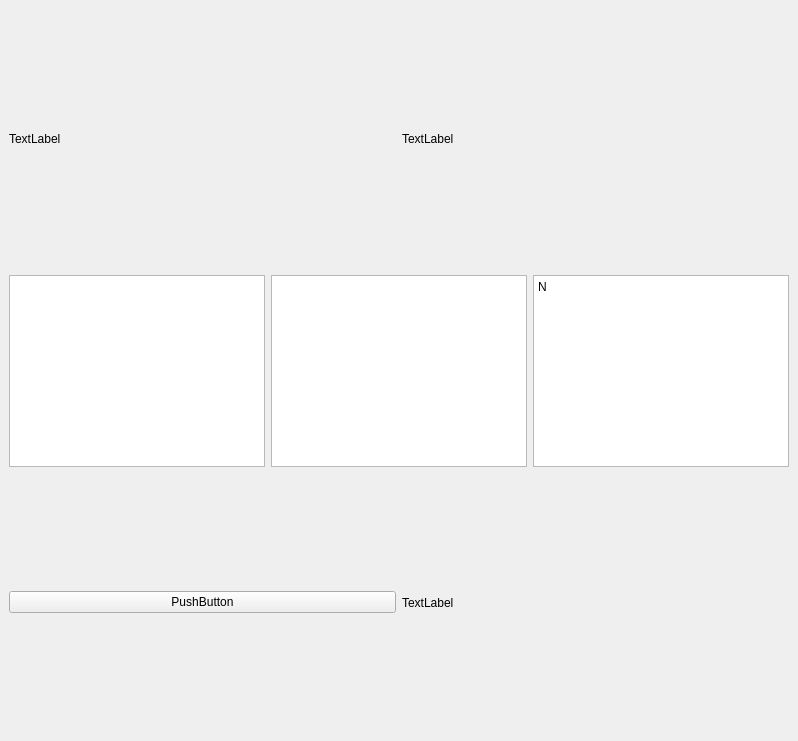
This is Digitize.ui in chenmingjian/cepha_landmark_label_gui as Qt 5 draws it before an edit. The edited form follows.
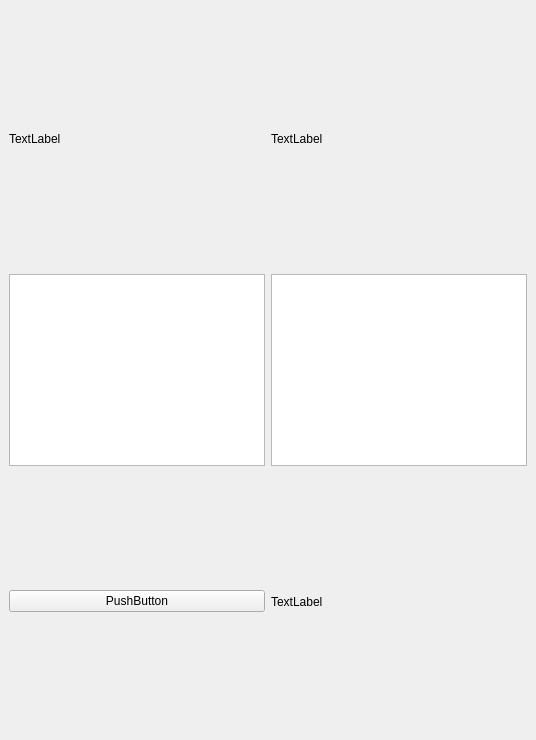
This is the edited form.

Patch:
```diff
--- a/Digitize.ui
+++ b/Digitize.ui
@@ -6,24 +6,23 @@
    <rect>
     <x>0</x>
     <y>0</y>
-    <width>453</width>
-    <height>741</height>
+    <width>337</width>
+    <height>740</height>
    </rect>
   </property>
   <property name="windowTitle">
    <string>MainWindow</string>
   </property>
   <widget class="QWidget" name="centralwidget">
+   <property name="sizePolicy">
+    <sizepolicy hsizetype="Preferred" vsizetype="Preferred">
+     <horstretch>0</horstretch>
+     <verstretch>0</verstretch>
+    </sizepolicy>
+   </property>
    <layout class="QVBoxLayout" name="verticalLayout">
     <item>
      <layout class="QHBoxLayout" name="horizontalLayout">
-      <item>
-       <widget class="QLabel" name="label">
-        <property name="text">
-         <string>TextLabel</string>
-        </property>
-       </widget>
-      </item>
       <item>
        <widget class="QLabel" name="label_2">
         <property name="text">
@@ -31,24 +30,21 @@
         </property>
        </widget>
       </item>
+      <item>
+       <widget class="QLabel" name="label">
+        <property name="text">
+         <string>TextLabel</string>
+        </property>
+       </widget>
+      </item>
      </layout>
     </item>
     <item>
      <layout class="QHBoxLayout" name="horizontalLayout_3">
-      <item>
-       <widget class="QTableView" name="tableView">
-        <property name="sizePolicy">
-         <sizepolicy hsizetype="Fixed" vsizetype="Fixed">
-          <horstretch>0</horstretch>
-          <verstretch>0</verstretch>
-         </sizepolicy>
-        </property>
-       </widget>
-      </item>
-      <item>
+      <item alignment="Qt::AlignLeft">
        <widget class="QListWidget" name="listWidget">
         <property name="sizePolicy">
-         <sizepolicy hsizetype="Fixed" vsizetype="Fixed">
+         <sizepolicy hsizetype="Minimum" vsizetype="Minimum">
           <horstretch>0</horstretch>
           <verstretch>0</verstretch>
          </sizepolicy>
@@ -56,21 +52,13 @@
        </widget>
       </item>
       <item>
-       <widget class="QTextBrowser" name="textBrowser">
+       <widget class="QPlainTextEdit" name="plainTextEdit">
         <property name="sizePolicy">
          <sizepolicy hsizetype="Fixed" vsizetype="Fixed">
           <horstretch>0</horstretch>
           <verstretch>0</verstretch>
          </sizepolicy>
         </property>
-        <property name="html">
-         <string>&lt;!DOCTYPE HTML PUBLIC &quot;-//W3C//DTD HTML 4.0//EN&quot; &quot;http://www.w3.org/TR/REC-html40/strict.dtd&quot;&gt;
-&lt;html&gt;&lt;head&gt;&lt;meta name=&quot;qrichtext&quot; content=&quot;1&quot; /&gt;&lt;style type=&quot;text/css&quot;&gt;
-p, li { white-space: pre-wrap; }
-&lt;/style&gt;&lt;/head&gt;&lt;body style=&quot; font-family:'SimSun'; font-size:9pt; font-weight:400; font-style:normal;&quot;&gt;
-&lt;p style=&quot; margin-top:0px; margin-bottom:0px; margin-left:0px; margin-right:0px; -qt-block-indent:0; text-indent:0px;&quot;&gt;N&lt;/p&gt;
-&lt;p style=&quot;-qt-paragraph-type:empty; margin-top:0px; margin-bottom:0px; margin-left:0px; margin-right:0px; -qt-block-indent:0; text-indent:0px;&quot;&gt;&lt;br /&gt;&lt;/p&gt;&lt;/body&gt;&lt;/html&gt;</string>
-        </property>
        </widget>
       </item>
      </layout>
```
Left out of the diff: 2 changed lines with no effect on the pictures.
